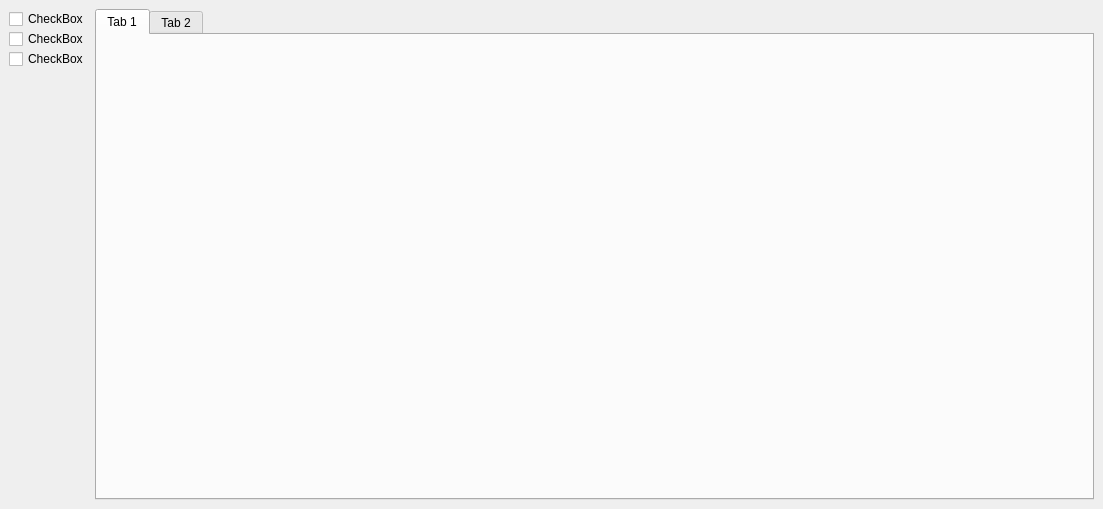
jaylion321/UITest, file Stock.ui: the form before one commit.
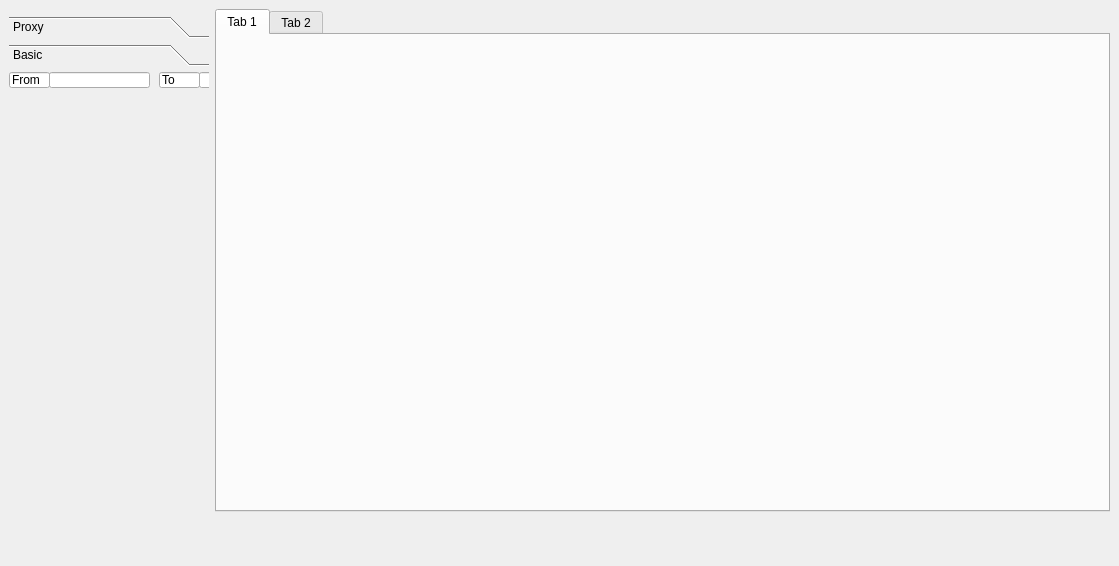
The form after the commit. The open tabs and pages were chosen to show the change.

Patch:
```diff
--- a/Stock.ui
+++ b/Stock.ui
@@ -6,8 +6,8 @@
    <rect>
     <x>0</x>
     <y>0</y>
-    <width>1103</width>
-    <height>509</height>
+    <width>1119</width>
+    <height>566</height>
    </rect>
   </property>
   <property name="windowTitle">
@@ -29,70 +29,160 @@
      <height>521</height>
     </size>
    </property>
-   <layout class="QVBoxLayout" name="verticalLayout_5">
+   <layout class="QHBoxLayout" name="horizontalLayout_2">
     <item>
-     <layout class="QHBoxLayout" name="horizontalLayout_4">
+     <layout class="QHBoxLayout" name="horizontalLayout">
       <item>
-       <layout class="QVBoxLayout" name="verticalLayout_3" stretch="0,0,0,0">
-        <property name="spacing">
+       <layout class="QVBoxLayout" name="verticalLayout"/>
+      </item>
+      <item>
+       <widget class="QToolBox" name="Setting">
+        <property name="sizePolicy">
+         <sizepolicy hsizetype="Fixed" vsizetype="Fixed">
+          <horstretch>0</horstretch>
+          <verstretch>0</verstretch>
+         </sizepolicy>
+        </property>
+        <property name="minimumSize">
+         <size>
+          <width>200</width>
+          <height>489</height>
+         </size>
+        </property>
+        <property name="currentIndex">
          <number>0</number>
         </property>
-        <property name="sizeConstraint">
-         <enum>QLayout::SetMinAndMaxSize</enum>
-        </property>
-        <item>
-         <widget class="QCheckBox" name="checkBox_2">
-          <property name="sizePolicy">
-           <sizepolicy hsizetype="Preferred" vsizetype="Preferred">
-            <horstretch>0</horstretch>
-            <verstretch>0</verstretch>
-           </sizepolicy>
+        <widget class="QWidget" name="Proxy">
+         <property name="geometry">
+          <rect>
+           <x>0</x>
+           <y>0</y>
+           <width>200</width>
+           <height>437</height>
+          </rect>
+         </property>
+         <property name="sizePolicy">
+          <sizepolicy hsizetype="Preferred" vsizetype="Preferred">
+           <horstretch>0</horstretch>
+           <verstretch>0</verstretch>
+          </sizepolicy>
+         </property>
+         <property name="focusPolicy">
+          <enum>Qt::NoFocus</enum>
+         </property>
+         <property name="contextMenuPolicy">
+          <enum>Qt::ActionsContextMenu</enum>
+         </property>
+         <attribute name="label">
+          <string>Proxy</string>
+         </attribute>
+         <widget class="QWidget" name="gridLayoutWidget">
+          <property name="geometry">
+           <rect>
+            <x>0</x>
+            <y>0</y>
+            <width>301</width>
+            <height>441</height>
+           </rect>
           </property>
+          <layout class="QGridLayout" name="gridLayout_2">
+           <property name="sizeConstraint">
+            <enum>QLayout::SetMinimumSize</enum>
+           </property>
+           <item row="4" column="0">
+            <widget class="QTextEdit" name="textEdit"/>
+           </item>
+           <item row="2" column="0">
+            <widget class="QPlainTextEdit" name="plainTextEdit"/>
+           </item>
+           <item row="3" column="0">
+            <widget class="QPushButton" name="pushButton">
+             <property name="text">
+              <string>Test</string>
+             </property>
+            </widget>
+           </item>
+          </layout>
+         </widget>
+        </widget>
+        <widget class="QWidget" name="Basic">
+         <property name="geometry">
+          <rect>
+           <x>0</x>
+           <y>0</y>
+           <width>200</width>
+           <height>437</height>
+          </rect>
+         </property>
+         <attribute name="label">
+          <string>Basic</string>
+         </attribute>
+         <widget class="QLineEdit" name="From">
+          <property name="geometry">
+           <rect>
+            <x>0</x>
+            <y>0</y>
+            <width>41</width>
+            <height>16</height>
+           </rect>
+          </property>
+          <property name="tabletTracking">
+           <bool>false</bool>
+          </property>
+          <property name="toolTipDuration">
+           <number>0</number>
+          </property>
           <property name="text">
-           <string>CheckBox</string>
+           <string>From</string>
           </property>
+          <property name="readOnly">
+           <bool>true</bool>
+          </property>
          </widget>
-        </item>
-        <item>
-         <widget class="QCheckBox" name="checkBox_3">
-          <property name="sizePolicy">
-           <sizepolicy hsizetype="Preferred" vsizetype="Preferred">
-            <horstretch>0</horstretch>
-            <verstretch>0</verstretch>
-           </sizepolicy>
+         <widget class="QLineEdit" name="fromTime">
+          <property name="geometry">
+           <rect>
+            <x>40</x>
+            <y>0</y>
+            <width>101</width>
+            <height>16</height>
+           </rect>
           </property>
-          <property name="text">
-           <string>CheckBox</string>
+          <property name="readOnly">
+           <bool>true</bool>
           </property>
          </widget>
-        </item>
-        <item>
-         <widget class="QCheckBox" name="checkBox">
-          <property name="sizePolicy">
-           <sizepolicy hsizetype="Preferred" vsizetype="Preferred">
-            <horstretch>0</horstretch>
-            <verstretch>0</verstretch>
-           </sizepolicy>
+         <widget class="QLineEdit" name="To">
+          <property name="geometry">
+           <rect>
+            <x>150</x>
+            <y>0</y>
+            <width>41</width>
+            <height>16</height>
+           </rect>
           </property>
           <property name="text">
-           <string>CheckBox</string>
+           <string>To</string>
           </property>
+          <property name="readOnly">
+           <bool>true</bool>
+          </property>
          </widget>
-        </item>
-        <item>
-         <spacer name="verticalSpacer">
-          <property name="orientation">
-           <enum>Qt::Vertical</enum>
+         <widget class="QLineEdit" name="toTime">
+          <property name="geometry">
+           <rect>
+            <x>190</x>
+            <y>0</y>
+            <width>101</width>
+            <height>16</height>
+           </rect>
           </property>
-          <property name="sizeHint" stdset="0">
-           <size>
-            <width>20</width>
-            <height>40</height>
-           </size>
+          <property name="readOnly">
+           <bool>true</bool>
           </property>
-         </spacer>
-        </item>
-       </layout>
+         </widget>
+        </widget>
+       </widget>
       </item>
       <item>
        <widget class="QTabWidget" name="tabWidget">
```
Left out of the diff: 6 changed lines with no effect on the pictures.
